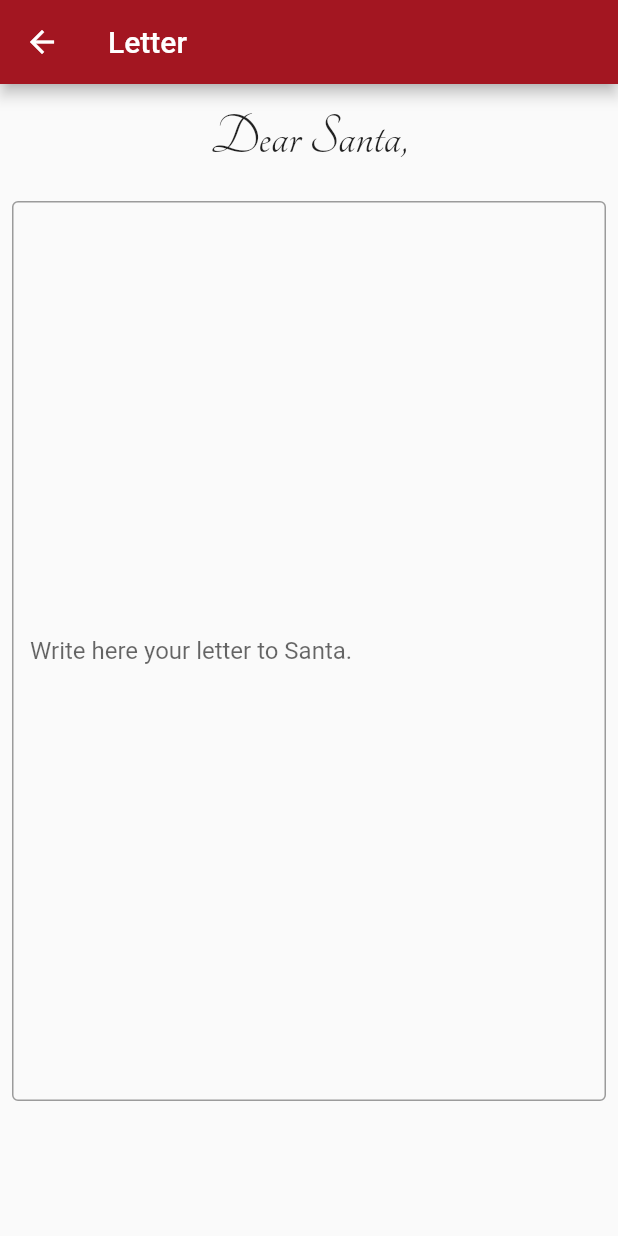
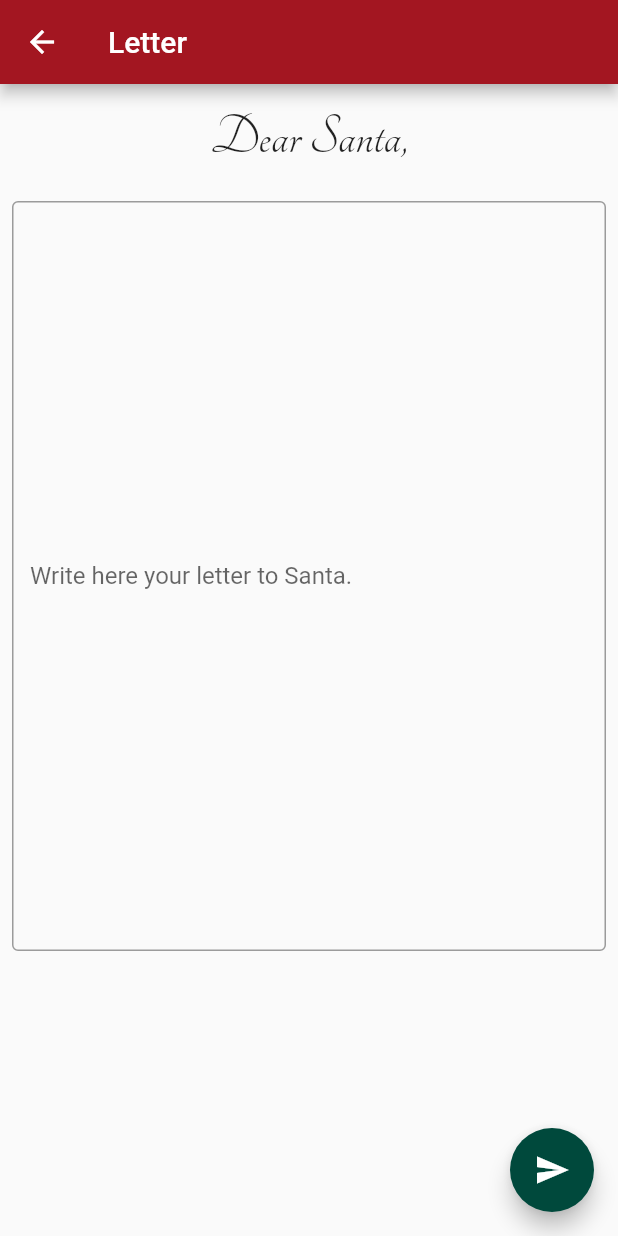
Before and after one commit to eduserrato/SantaClausLetterApp, a Flutter app: the LetterScreen screen opened directly, on a phone screen of 412 x 824 dp. Run offline on Flutter 3.47's test engine with Material 2 defaults, Android fonts, the phone set to English and light mode, and no system bars; missing offline and left inert: flutter_mailer.

Commit message:
Added floating action button icon/color

```diff
--- a/lib/screens/lettertosanta.dart
+++ b/lib/screens/lettertosanta.dart
@@ -61,7 +61,6 @@ class _LetterScreenState extends State<LetterScreen> {
           Padding(
             padding: const EdgeInsets.all(15.0),
             child: Container(
-
               height: 40,
               child: Text(
                 "Dear Santa,",
@@ -76,18 +75,22 @@ class _LetterScreenState extends State<LetterScreen> {
           Padding(
             padding: const EdgeInsets.all(8.0),
             child: Container(
-              height: 600,
+              height: 500,
               child: TextField(
-
                   maxLines: 50,
                   decoration: InputDecoration(
                     border: OutlineInputBorder(),
-
                     labelText: 'Write here your letter to Santa.',
                   )),
             ),
           ),
+
         ],
+      ),
+      floatingActionButton: FloatingActionButton(
+        backgroundColor: Color.fromARGB(0xFF, 0, 73, 60),
+        child: Icon(Icons.send),
+        onPressed: () {},
       ),
     );
   }
```
